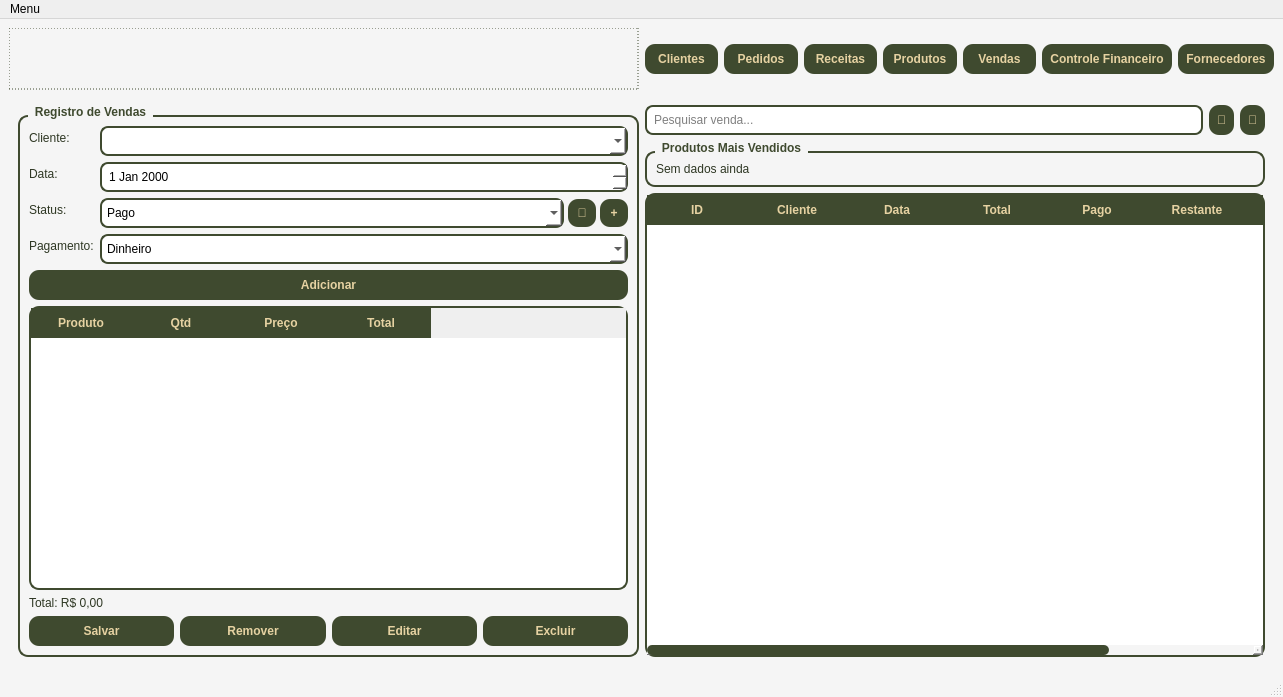
Qt form telas/tela_menu.ui (Faeldh/sistema_confeitaria) before a commit.
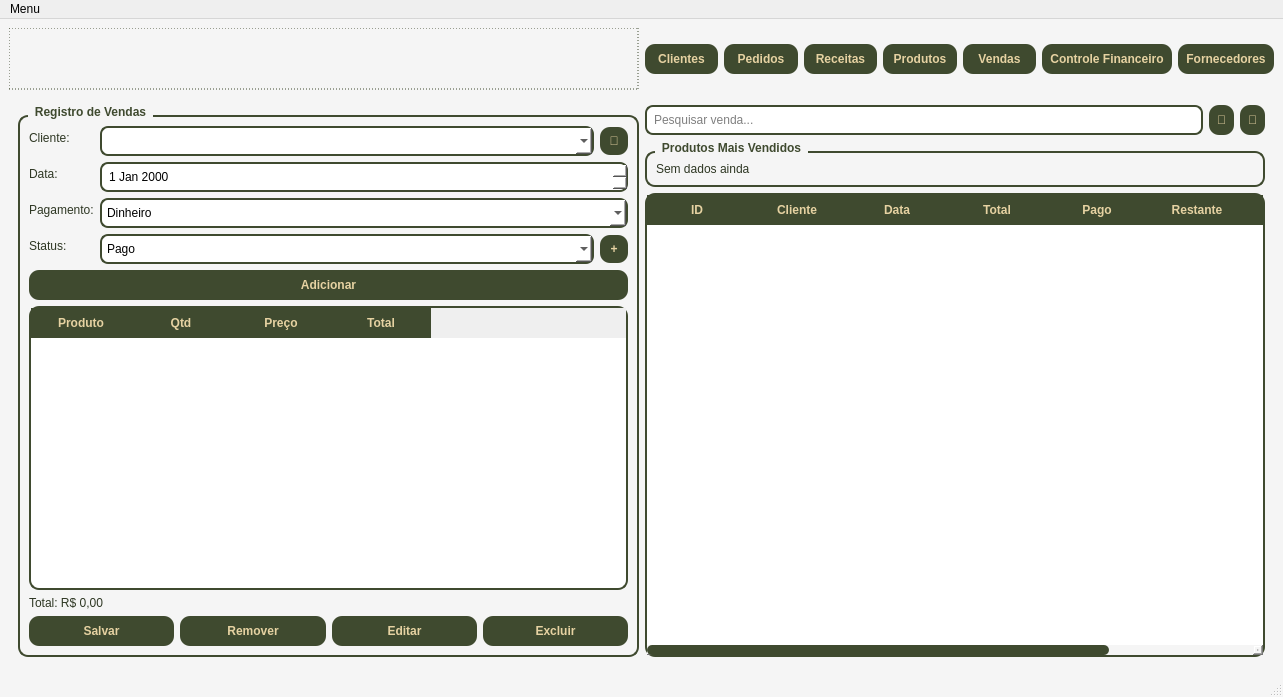
The same form after that commit. The open tabs and pages were chosen to show the change.

Commit message:
02 -Atualização
Página Vendas

The edit to the form file:
```diff
--- a/telas/tela_menu.ui
+++ b/telas/tela_menu.ui
@@ -1292,7 +1292,30 @@
               </widget>
              </item>
              <item row="0" column="1">
-              <widget class="QComboBox" name="comboClienteVenda"/>
+              <layout class="QHBoxLayout">
+               <item>
+                <widget class="QComboBox" name="comboClienteVenda"/>
+               </item>
+               <item>
+                <widget class="QPushButton" name="btnBuscaClienteVenda">
+                 <property name="minimumSize">
+                  <size>
+                   <width>28</width>
+                   <height>28</height>
+                  </size>
+                 </property>
+                 <property name="maximumSize">
+                  <size>
+                   <width>28</width>
+                   <height>28</height>
+                  </size>
+                 </property>
+                 <property name="text">
+                  <string>🔎</string>
+                 </property>
+                </widget>
+               </item>
+              </layout>
              </item>
              <item row="1" column="0">
               <widget class="QLabel" name="label">
@@ -1307,15 +1330,38 @@
              <item row="2" column="0">
               <widget class="QLabel" name="label">
                <property name="text">
-                <string>Status:</string>
+                <string>Pagamento:</string>
                </property>
               </widget>
              </item>
              <item row="2" column="1">
-              <layout class="QHBoxLayout">
-               <property name="spacing">
-                <number>4</number>
+              <widget class="QComboBox" name="comboPagamento">
+               <item>
+                <property name="text">
+                 <string>Dinheiro</string>
+                </property>
+               </item>
+               <item>
+                <property name="text">
+                 <string>Pix</string>
+                </property>
+               </item>
+               <item>
+                <property name="text">
+                 <string>Cartão</string>
+                </property>
+               </item>
+              </widget>
+             </item>
+             <item row="3" column="0">
+              <widget class="QLabel" name="label">
+               <property name="text">
+                <string>Status:</string>
                </property>
+              </widget>
+             </item>
+             <item row="3" column="1">
+              <layout class="QHBoxLayout">
                <item>
                 <widget class="QComboBox" name="comboStatusVenda">
                  <item>
@@ -1335,39 +1381,8 @@
                  </item>
                 </widget>
                </item>
-               <item>
-                <widget class="QPushButton" name="btnBuscaStatusVenda">
-                 <property name="sizePolicy">
-                  <sizepolicy hsizetype="Fixed" vsizetype="Fixed">
-                   <horstretch>0</horstretch>
-                   <verstretch>0</verstretch>
-                  </sizepolicy>
-                 </property>
-                 <property name="minimumSize">
-                  <size>
-                   <width>28</width>
-                   <height>28</height>
-                  </size>
-                 </property>
-                 <property name="maximumSize">
-                  <size>
-                   <width>28</width>
-                   <height>28</height>
-                  </size>
-                 </property>
-                 <property name="text">
-                  <string>🔎</string>
-                 </property>
-                </widget>
-               </item>
                <item>
                 <widget class="QPushButton" name="btnAddStatusVenda">
-                 <property name="sizePolicy">
-                  <sizepolicy hsizetype="Fixed" vsizetype="Fixed">
-                   <horstretch>0</horstretch>
-                   <verstretch>0</verstretch>
-                  </sizepolicy>
-                 </property>
                  <property name="minimumSize">
                   <size>
                    <width>28</width>
@@ -1387,32 +1402,6 @@
                </item>
               </layout>
              </item>
-             <item row="3" column="0">
-              <widget class="QLabel" name="label">
-               <property name="text">
-                <string>Pagamento:</string>
-               </property>
-              </widget>
-             </item>
-             <item row="3" column="1">
-              <widget class="QComboBox" name="comboPagamento">
-               <item>
-                <property name="text">
-                 <string>Dinheiro</string>
-                </property>
-               </item>
-               <item>
-                <property name="text">
-                 <string>Pix</string>
-                </property>
-               </item>
-               <item>
-                <property name="text">
-                 <string>Cartão</string>
-                </property>
-               </item>
-              </widget>
-             </item>
             </layout>
            </item>
            <item>
@@ -1507,9 +1496,6 @@
              </column>
             </widget>
            </item>
-           <item>
-            <layout class="QHBoxLayout"/>
-           </item>
            <item>
             <widget class="QLabel" name="lblTotalVenda">
              <property name="text">
```
Left out of the diff: 12 changed lines with no effect on the pictures.
